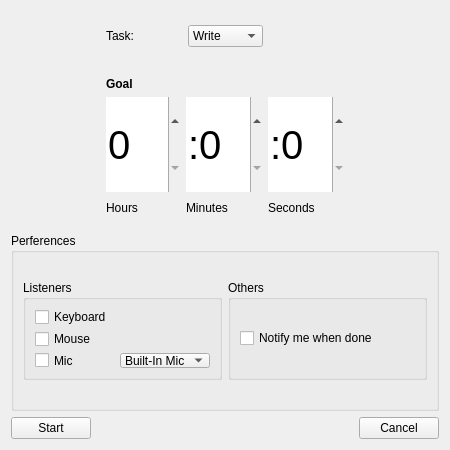
thebigG/Tasker, file Tasker/TimerWindowQWidget.ui: the form before one commit.
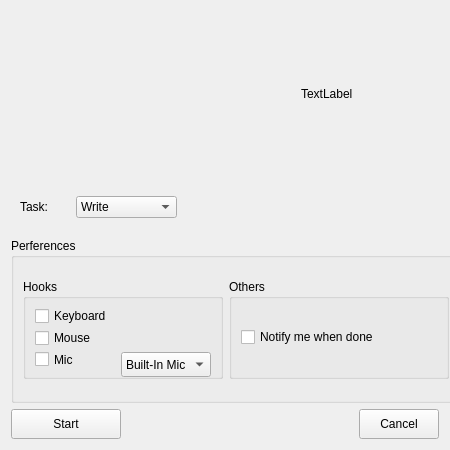
The form after the commit.

Commit message: TODO:Get rid of clutter on new session UI TODO:Implement the workflow of adding a session to a commitment

The edit to the form file:
```diff
--- a/Tasker/TimerWindowQWidget.ui
+++ b/Tasker/TimerWindowQWidget.ui
@@ -25,61 +25,37 @@
   <property name="windowTitle">
    <string>Tasker - Session</string>
   </property>
+  <property name="layoutDirection">
+   <enum>Qt::LeftToRight</enum>
+  </property>
   <layout class="QGridLayout" name="gridLayout">
-   <item row="0" column="1" colspan="2">
-    <widget class="QWidget" name="TaskContainerQWidget" native="true">
-     <property name="maximumSize">
-      <size>
-       <width>175</width>
-       <height>50</height>
-      </size>
-     </property>
-     <layout class="QHBoxLayout" name="horizontalLayout">
-      <item>
-       <widget class="QLabel" name="taskQLabel">
-        <property name="text">
-         <string>Task:</string>
-        </property>
-       </widget>
-      </item>
-      <item>
-       <widget class="QComboBox" name="taskQComboBox">
-        <item>
-         <property name="text">
-          <string>Write</string>
-         </property>
-        </item>
-        <item>
-         <property name="text">
-          <string>Music</string>
-         </property>
-        </item>
-        <item>
-         <property name="text">
-          <string>Draw</string>
-         </property>
-        </item>
-       </widget>
-      </item>
-     </layout>
-    </widget>
-   </item>
-   <item row="4" column="0">
-    <widget class="QPushButton" name="startTimerQPushButton">
-     <property name="text">
-      <string>Start</string>
-     </property>
-    </widget>
-   </item>
-   <item row="4" column="2">
+   <item row="6" column="3">
     <widget class="QPushButton" name="backQPushButton">
+     <property name="maximumSize">
+      <size>
+       <width>110</width>
+       <height>30</height>
+      </size>
+     </property>
      <property name="text">
       <string>Cancel</string>
      </property>
     </widget>
    </item>
-   <item row="3" column="0" colspan="3">
+   <item row="2" column="0">
     <widget class="QGroupBox" name="groupBox">
+     <property name="minimumSize">
+      <size>
+       <width>450</width>
+       <height>0</height>
+      </size>
+     </property>
+     <property name="maximumSize">
+      <size>
+       <width>450</width>
+       <height>200</height>
+      </size>
+     </property>
      <property name="title">
       <string>Perferences</string>
      </property>
@@ -96,7 +72,7 @@
          <string notr="true"/>
         </property>
         <property name="title">
-         <string>Listeners</string>
+         <string>Hooks</string>
         </property>
         <property name="checkable">
          <bool>false</bool>
@@ -109,15 +85,6 @@
            </property>
           </widget>
          </item>
-         <item row="2" column="1">
-          <widget class="QComboBox" name="audioQComboBox">
-           <item>
-            <property name="text">
-             <string>Built-In Mic</string>
-            </property>
-           </item>
-          </widget>
-         </item>
          <item row="0" column="0" colspan="2">
           <widget class="QCheckBox" name="keyboardQCheckBox">
            <property name="text">
@@ -135,6 +102,27 @@
            </property>
           </widget>
          </item>
+         <item row="2" column="1">
+          <widget class="QComboBox" name="audioQComboBox">
+           <property name="minimumSize">
+            <size>
+             <width>0</width>
+             <height>25</height>
+            </size>
+           </property>
+           <property name="maximumSize">
+            <size>
+             <width>100</width>
+             <height>200</height>
+            </size>
+           </property>
+           <item>
+            <property name="text">
+             <string>Built-In Mic</string>
+            </property>
+           </item>
+          </widget>
+         </item>
         </layout>
        </widget>
       </item>
@@ -169,152 +157,65 @@
      </layout>
     </widget>
    </item>
-   <item row="1" column="1">
-    <widget class="QWidget" name="productionTimerQWidget" native="true">
+   <item row="6" column="0">
+    <widget class="QPushButton" name="startTimerQPushButton">
      <property name="maximumSize">
       <size>
-       <width>300</width>
-       <height>160</height>
+       <width>110</width>
+       <height>30</height>
       </size>
      </property>
-     <layout class="QGridLayout" name="gridLayout_3">
-      <item row="2" column="0">
-       <widget class="QLabel" name="productionTimeDescriptionsQLabel">
+     <property name="text">
+      <string>Start</string>
+     </property>
+    </widget>
+   </item>
+   <item row="0" column="1">
+    <widget class="QLabel" name="goalQLabel">
+     <property name="text">
+      <string>TextLabel</string>
+     </property>
+    </widget>
+   </item>
+   <item row="1" column="0">
+    <widget class="QWidget" name="TaskContainerQWidget" native="true">
+     <property name="maximumSize">
+      <size>
+       <width>175</width>
+       <height>50</height>
+      </size>
+     </property>
+     <layout class="QHBoxLayout" name="horizontalLayout">
+      <item>
+       <widget class="QLabel" name="taskQLabel">
         <property name="maximumSize">
          <size>
-          <width>100</width>
-          <height>20</height>
+          <width>50</width>
+          <height>16777215</height>
          </size>
         </property>
         <property name="text">
-         <string>Hours</string>
+         <string>Task:</string>
         </property>
        </widget>
       </item>
-      <item row="1" column="0">
-       <widget class="QSpinBox" name="productionTimeHoursQSpinBox">
-        <property name="maximumSize">
-         <size>
-          <width>100</width>
-          <height>100</height>
-         </size>
-        </property>
-        <property name="font">
-         <font>
-          <pointsize>30</pointsize>
-         </font>
-        </property>
-        <property name="toolTip">
-         <string>Hours</string>
-        </property>
-        <property name="frame">
-         <bool>false</bool>
-        </property>
-        <property name="maximum">
-         <number>24</number>
-        </property>
-        <property name="value">
-         <number>0</number>
-        </property>
-       </widget>
-      </item>
-      <item row="2" column="1">
-       <widget class="QLabel" name="label">
-        <property name="maximumSize">
-         <size>
-          <width>100</width>
-          <height>20</height>
-         </size>
-        </property>
-        <property name="text">
-         <string>Minutes</string>
-        </property>
-       </widget>
-      </item>
-      <item row="0" column="0" colspan="2">
-       <widget class="QLabel" name="productionTimeQLabel">
-        <property name="maximumSize">
-         <size>
-          <width>40</width>
-          <height>15</height>
-         </size>
-        </property>
-        <property name="font">
-         <font>
-          <weight>75</weight>
-          <bold>true</bold>
-         </font>
-        </property>
-        <property name="text">
-         <string>Goal</string>
-        </property>
-       </widget>
-      </item>
-      <item row="1" column="1">
-       <widget class="QSpinBox" name="productionTimeMinutesQSpinBox">
-        <property name="maximumSize">
-         <size>
-          <width>100</width>
-          <height>100</height>
-         </size>
-        </property>
-        <property name="font">
-         <font>
-          <pointsize>30</pointsize>
-         </font>
-        </property>
-        <property name="toolTip">
-         <string>Minutes</string>
-        </property>
-        <property name="frame">
-         <bool>false</bool>
-        </property>
-        <property name="showGroupSeparator" stdset="0">
-         <bool>false</bool>
-        </property>
-        <property name="prefix">
-         <string>:</string>
-        </property>
-        <property name="maximum">
-         <number>59</number>
-        </property>
-        <property name="value">
-         <number>0</number>
-        </property>
-       </widget>
-      </item>
-      <item row="1" column="2">
-       <widget class="QSpinBox" name="spinBox">
-        <property name="maximumSize">
-         <size>
-          <width>100</width>
-          <height>100</height>
-         </size>
-        </property>
-        <property name="font">
-         <font>
-          <pointsize>30</pointsize>
-         </font>
-        </property>
-        <property name="frame">
-         <bool>false</bool>
-        </property>
-        <property name="keyboardTracking">
-         <bool>true</bool>
-        </property>
-        <property name="prefix">
-         <string>:</string>
-        </property>
-        <property name="maximum">
-         <number>60</number>
-        </property>
-       </widget>
-      </item>
-      <item row="2" column="2">
-       <widget class="QLabel" name="label_2">
-        <property name="text">
-         <string>Seconds</string>
-        </property>
+      <item>
+       <widget class="QComboBox" name="taskQComboBox">
+        <item>
+         <property name="text">
+          <string>Write</string>
+         </property>
+        </item>
+        <item>
+         <property name="text">
+          <string>Music</string>
+         </property>
+        </item>
+        <item>
+         <property name="text">
+          <string>Draw</string>
+         </property>
+        </item>
        </widget>
       </item>
      </layout>
```
The commit also changes 3 other files.
